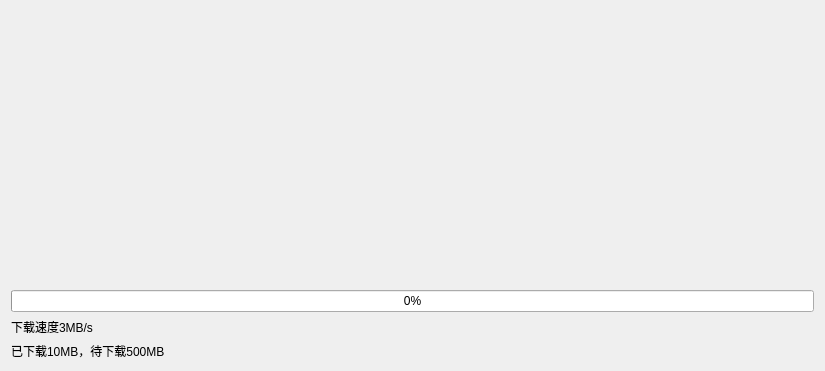
Qt form app/pages/pagedownloadprogress.ui (liangtie/kicad-installer) before a commit.
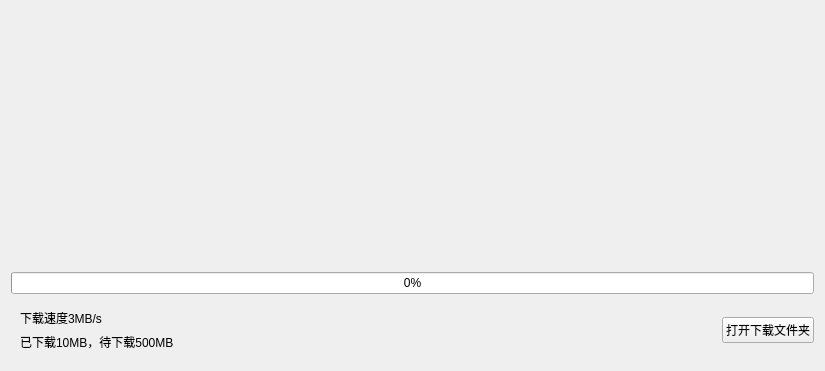
The same form after that commit.

Commit message:
feat(download): enhance download progress page
- Add open directory button to open download folder
- Improve download speed and progress display
- Handle download errors with a message box
- Refactor UI layout for better presentation

What changed in the file:
```diff
--- a/app/pages/pagedownloadprogress.ui
+++ b/app/pages/pagedownloadprogress.ui
@@ -35,6 +35,9 @@
     </widget>
    </item>
    <item>
+    <layout class="QHBoxLayout" name="horizontalLayout">
+     <item>
+      <widget class="QWidget" name="widget_progress" native="true">
     <layout class="QVBoxLayout" name="verticalLayout">
      <item>
       <widget class="QLabel" name="label_speed">
@@ -47,6 +50,29 @@
       <widget class="QLabel" name="label_down_count">
        <property name="text">
         <string>已下载10MB，待下载500MB</string>
+          </property>
+         </widget>
+        </item>
+       </layout>
+      </widget>
+     </item>
+     <item>
+      <spacer name="horizontalSpacer">
+       <property name="orientation">
+        <enum>Qt::Orientation::Horizontal</enum>
+       </property>
+       <property name="sizeHint" stdset="0">
+        <size>
+         <width>40</width>
+         <height>20</height>
+        </size>
+       </property>
+      </spacer>
+     </item>
+     <item>
+      <widget class="QPushButton" name="btn_open_dir">
+       <property name="text">
+        <string>打开下载文件夹</string>
        </property>
       </widget>
      </item>
```
Lines whose indentation alone changed are shown as unchanged. The commit also changes 3 other files.
